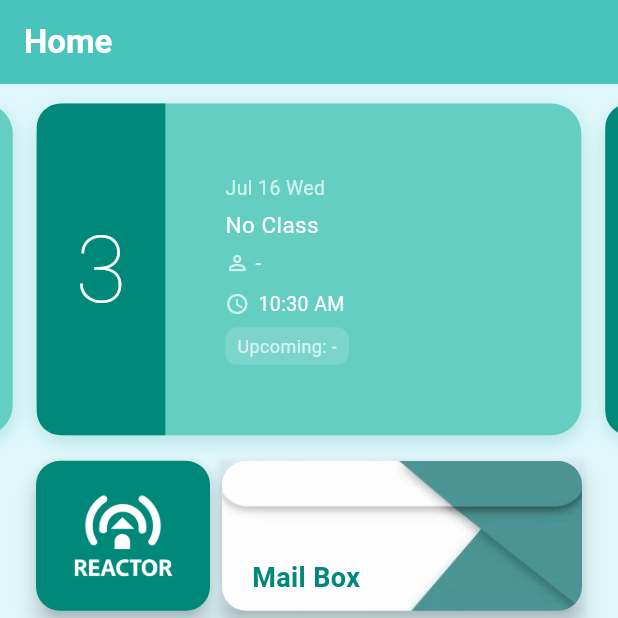
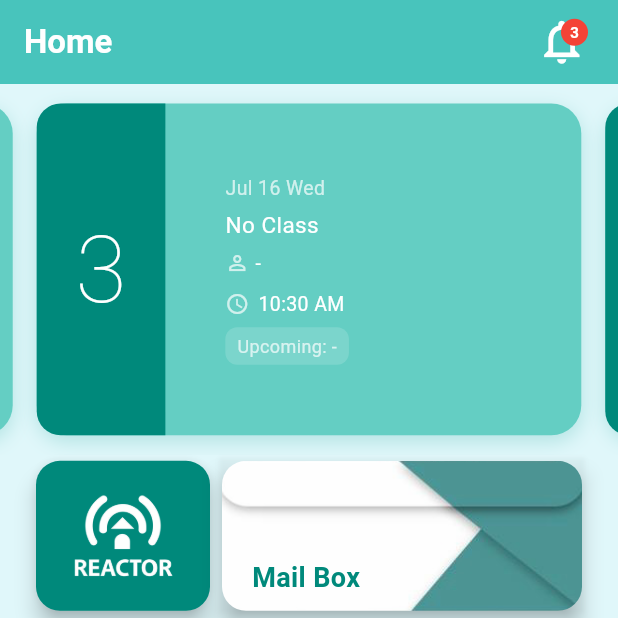
Before and after one commit to kyawnaing19/shweeshaungDaily, a Flutter app: the HomePage screen opened directly, on a phone screen of 412 x 824 dp, the top half of it. Run offline on Flutter 3.47's test engine with Material 3 defaults, Android fonts, the light colour scheme and no system bars; drawn by our look-alikes of curved_navigation_bar; our stand-ins replace audioplayers, cross_file, dotted_border, dropdown_button2, flutter_svg, google_fonts and 4 more; missing offline and left inert: flutter_quill, record, webview_flutter_android, webview_flutter_wkwebview; accounts and stored records are empty; network calls fail; Roboto replaces fonts that are missing (Rowdies).

Commit message:
notificationlist ui & homepage fullimage

```diff
--- a/lib/views/comment_section.dart
+++ b/lib/views/comment_section.dart
@@ -1,5 +1,6 @@
 import 'package:flutter/material.dart';
 import 'package:intl/intl.dart';
+import 'package:shweeshaungdaily/widget/copyable_text.dart';
 
 import '../services/api_service.dart';
 
@@ -187,7 +188,7 @@ class _CommentSectionState extends State<CommentSection> {
                               subtitle: Column(
                                 crossAxisAlignment: CrossAxisAlignment.start,
                                 children: [
-                                  Text(text),
+                                  CopyableText(text: text),
                                   if (createdAt.isNotEmpty)
                                     Text(
                                       _formatDate(createdAt),
--- a/lib/views/main_screen.dart
+++ b/lib/views/main_screen.dart
@@ -1,12 +1,14 @@
 import 'package:flutter/material.dart';
 import 'package:shweeshaungdaily/colors.dart';
 import 'package:shweeshaungdaily/views/bottomNavBar.dart';
+
 import 'package:shweeshaungdaily/views/teacherprofile.dart';
 import 'Home.dart';
 import 'note/note_list_view.dart';
 import 'profile_router.dart';
 import 'timetablepage.dart';
 import 'package:shweeshaungdaily/widget/settings_card.dart';
+import 'package:shweeshaungdaily/widget/notification_icon.dart';
 
 class HomePage extends StatefulWidget {
   const HomePage({super.key});
@@ -76,6 +78,14 @@ class _HomePageState extends State<HomePage> {
               color: Colors.white,
             ),
           ),
+          actions: [
+            NotificationIcon(
+              context: context, // Make sure to pass the context
+              unreadCount: 3, // Your actual notification count
+            ),
+
+            // Notification icon with badge
+          ],
         );
       case 1:
         return AppBar(
--- a/lib/views/userprofile.dart
+++ b/lib/views/userprofile.dart
@@ -227,11 +227,10 @@ class _ProfileScreenState extends State<ProfileScreen> {
                           backgroundColor: Colors.transparent,
                           builder:
                               (context) => UploadStoryDialog(
-                                onUploadSuccess: ()  async{
-                                   await _fetchStories(); // ✅ Refresh stories
+                                onUploadSuccess: () async {
+                                  await _fetchStories(); // ✅ Refresh stories
 
                                   if (widget.onGoToProfileTab != null) {
-
                                     widget
                                         .onGoToProfileTab!(); // ✅ Jump to ProfileRouterPage
                                   }
--- /dev/null
+++ b/lib/widget/notification_icon.dart
@@ -0,0 +1,64 @@
+import 'package:flutter/material.dart';
+import 'package:shweeshaungdaily/views/notification_list_view.dart';
+
+class NotificationIcon extends StatelessWidget {
+  final int unreadCount;
+  final BuildContext context; // Pass context from parent
+
+  const NotificationIcon({
+    super.key,
+    required this.context,
+    this.unreadCount = 0,
+  });
+
+  void _navigateToNotifications() {
+    Navigator.of(
+      context,
+    ).push(MaterialPageRoute(builder: (context) => const NotificationList()));
+  }
+
+  @override
+  Widget build(BuildContext context) {
+    return GestureDetector(
+      onTap: _navigateToNotifications,
+      child: Padding(
+        padding: const EdgeInsets.only(right: 20.0),
+        child: Stack(
+          alignment: Alignment.center,
+          children: [
+            const Icon(
+              Icons.notifications_outlined,
+              color: Colors.white,
+              size: 35,
+            ),
+            if (unreadCount > 0)
+              Positioned(
+                right: 0,
+                top: 0,
+                child: Container(
+                  padding: const EdgeInsets.all(4),
+                  decoration: const BoxDecoration(
+                    color: Colors.red,
+                    shape: BoxShape.circle,
+                  ),
+                  constraints: const BoxConstraints(
+                    minWidth: 18,
+                    minHeight: 18,
+                  ),
+                  child: Text(
+                    unreadCount > 9 ? '9+' : unreadCount.toString(),
+                    style: const TextStyle(
+                      color: Colors.white,
+                      fontSize: 10,
+                      fontWeight: FontWeight.bold,
+                    ),
+                    textAlign: TextAlign.center,
+                  ),
+                ),
+              ),
+          ],
+        ),
+      ),
+    );
+  }
+}
--- a/pubspec.yaml
+++ b/pubspec.yaml
@@ -60,6 +60,7 @@ dependencies:
   webview_flutter_android: ^4.7.0
   flutter_typeahead: ^5.2.0
   comment_box: ^0.0.18
+  flutter_svg: ^2.2.0
 
 dev_dependencies:
   flutter_test:
@@ -80,6 +81,7 @@ flutter:
   assets:
     - assets/images/
     - assets/audio/
+    - assets/icons/
 
   # The following line ensures that the Material Icons font is
   # included with your application, so that you can use the icons in
```
Also changed, not shown: lib/views/Home.dart (+21 -6 lines), lib/views/image_full_view.dart (added, +35 -0 lines), lib/views/mail/compose_mail.dart (+45 -50 lines), lib/views/mail/letter_view.dart (+26 -10 lines), lib/views/mail/mail_view.dart (+15 -10 lines), lib/views/notification_list_view.dart (added, +269 -0 lines), lib/widget/copyable_text.dart (added, +22 -0 lines), assets/icons/mark-all-read.svg (added), pubspec.lock.
